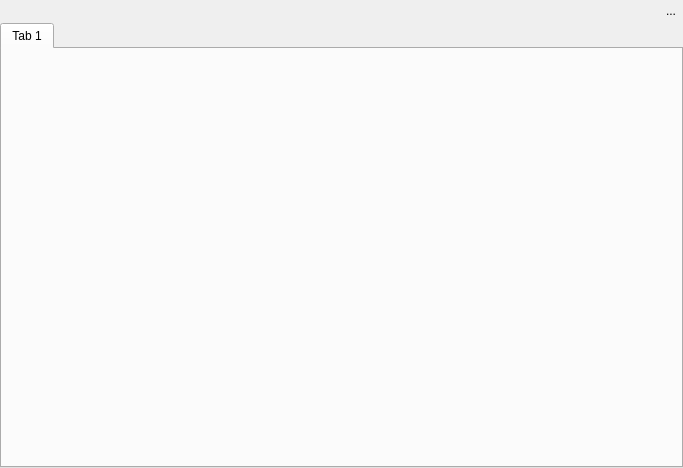
Qt form Viewer/src/InfoPanel.ui (ecmwf/ecflow) before a commit.
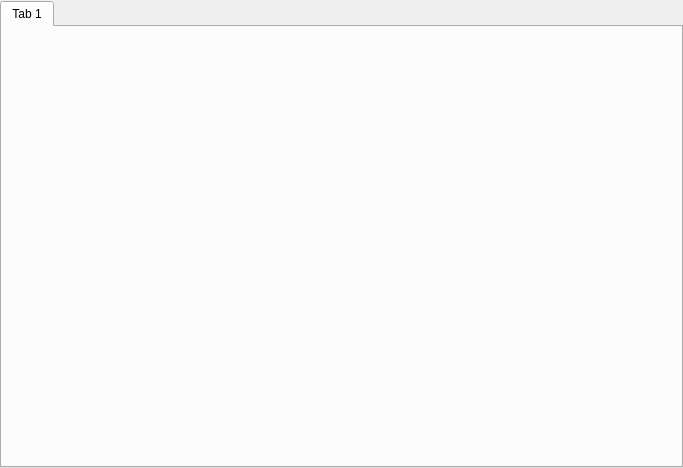
The same form after that commit. Icons and pictures are not drawn. Custom widgets are drawn as their Qt base class.

Commit message: Viewer: implement frozen and detached options for info panel ECFLOW-362

Patch:
```diff
--- a/Viewer/src/InfoPanel.ui
+++ b/Viewer/src/InfoPanel.ui
@@ -13,52 +13,15 @@
   <property name="windowTitle">
    <string>Form</string>
   </property>
-  <layout class="QVBoxLayout" name="verticalLayout">
+  <layout class="QVBoxLayout" name="verticalLayout" stretch="0,1">
    <property name="spacing">
-    <number>2</number>
+    <number>1</number>
    </property>
    <property name="margin">
     <number>0</number>
    </property>
    <item>
-    <layout class="QHBoxLayout" name="horizontalLayout_2" stretch="1,0,0">
-     <item>
-      <widget class="NodePathWidget" name="bcWidget_" native="true"/>
-     </item>
-     <item>
-      <spacer name="horizontalSpacer_2">
-       <property name="orientation">
-        <enum>Qt::Horizontal</enum>
-       </property>
-       <property name="sizeHint" stdset="0">
-        <size>
-         <width>40</width>
-         <height>20</height>
-        </size>
-       </property>
-      </spacer>
-     </item>
-     <item>
-      <widget class="QToolButton" name="optionTb_">
-       <property name="toolTip">
-        <string>Info panel options</string>
-       </property>
-       <property name="text">
-        <string>...</string>
-       </property>
-       <property name="icon">
-        <iconset resource="viewer.qrc">
-         <normaloff>:/viewer/images/configure.svg</normaloff>:/viewer/images/configure.svg</iconset>
-       </property>
-       <property name="popupMode">
-        <enum>QToolButton::InstantPopup</enum>
-       </property>
-       <property name="autoRaise">
-        <bool>true</bool>
-       </property>
-      </widget>
-     </item>
-    </layout>
+    <widget class="NodePathWidget" name="bcWidget_" native="true"/>
    </item>
    <item>
     <widget class="QTabWidget" name="tab_">
```
The commit also changes 26 other files.
